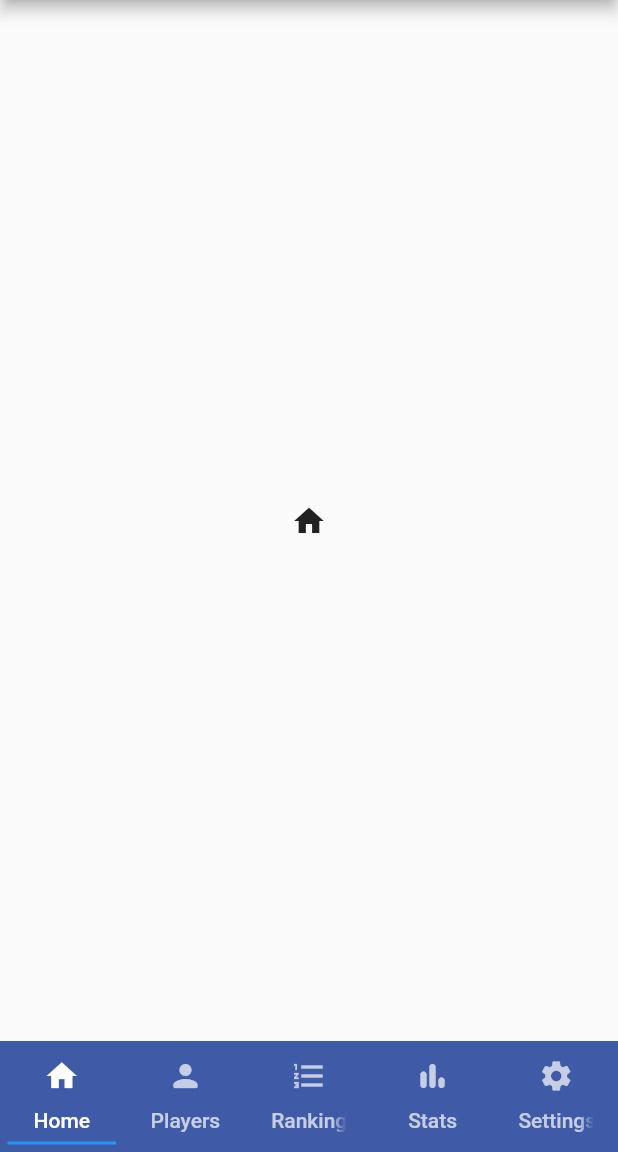
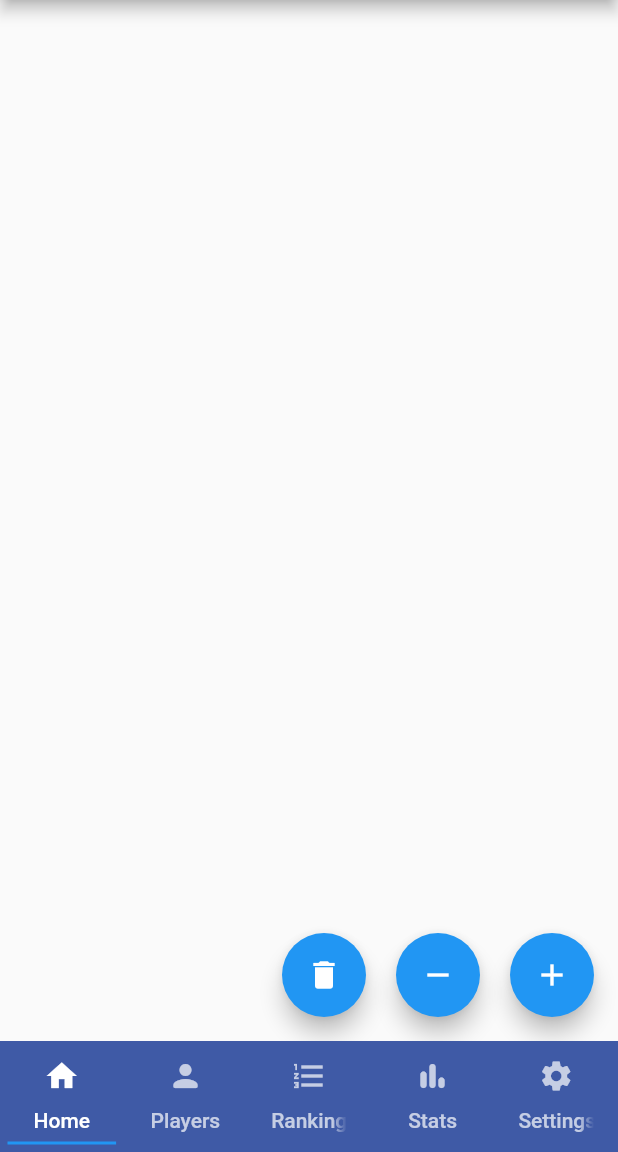
Before and after one commit to davepruitt/ScoreKeeper_Flutter, a Flutter app: the screen it shows after launch, on a phone screen of 412 x 824 dp, the part 84-1236 px from its top. Run offline on Flutter 3.47's test engine with Material 2 defaults, Android fonts, the phone set to English and light mode, and no system bars.

Commit message:
Working on the sub-page which is meant for users to add new rounds to the game. The UI is mostly complete. I just need to finish adding the section which assigns the score per player.

```diff
--- a/score_keeper_flutter/analysis_options.yaml
+++ b/score_keeper_flutter/analysis_options.yaml
@@ -22,6 +22,7 @@ linter:
   # `// ignore_for_file: name_of_lint` syntax on the line or in the file
   # producing the lint.
   rules:
+    non_constant_identifier_names: false
     # avoid_print: false  # Uncomment to disable the `avoid_print` rule
     # prefer_single_quotes: true  # Uncomment to enable the `prefer_single_quotes` rule
 
--- a/score_keeper_flutter/lib/main.dart
+++ b/score_keeper_flutter/lib/main.dart
@@ -1,4 +1,5 @@
 import 'package:flutter/material.dart';
+import 'pages/page_home.dart';
 import 'pages/page_players.dart';
 
 void main()
@@ -29,8 +30,8 @@ class MyApp extends StatelessWidget
                     bottomNavigationBar: tab_menu(),
                     body: TabBarView(
                         children: [
-                            Container(child: Icon(Icons.home)),
-                            Container(child: Page_Players(title: "Players Page Title")),
+                            Container(child: Page_Home(title: "Main Page")),
+                            Container(child: Page_Players(title: "Players Page")),
                             Container(child: Icon(Icons.format_list_numbered)),
                             Container(child: Icon(Icons.bar_chart_rounded)),
                             Container(child: Icon(Icons.settings)),
@@ -44,8 +45,8 @@ class MyApp extends StatelessWidget
     Widget tab_menu ()
     {
         return Container(
-            color: Color(0xFF3F5AA6),
-            child: TabBar(
+            color: const Color(0xFF3F5AA6),
+            child: const TabBar(
                 labelColor: Colors.white,
                 unselectedLabelColor: Colors.white70,
                 indicatorSize: TabBarIndicatorSize.tab,
@@ -62,31 +63,3 @@ class MyApp extends StatelessWidget
         );
     }
 }
-
-class MyHomePage extends StatefulWidget
-{
-    const MyHomePage({Key? key, required this.title}) : super(key: key);
-    final String title;
-
-    @override
-    State<MyHomePage> createState() => _MyHomePageState();
-}
-
-class _MyHomePageState extends State<MyHomePage>
-{
-    @override
-    Widget build(BuildContext context)
-    {
-        return Scaffold(
-            appBar: AppBar(title: Text(widget.title)),
-            body: Center(
-                child: Column(
-                    mainAxisAlignment: MainAxisAlignment.center,
-                    children: <Widget>[
-                        const Text('You have pushed the button this many times:'),
-                        ],
-                ),
-            )
-        );
-    }
-}
--- a/score_keeper_flutter/lib/pages/page_home.dart
+++ b/score_keeper_flutter/lib/pages/page_home.dart
@@ -0,0 +1,84 @@
+import 'package:flutter/material.dart';
+import 'package:score_keeper_flutter/pages/subpage_add_new_round.dart';
+import '../model/player.dart';
+import '../model/globals.dart' as globals;
+
+class Page_Home extends StatefulWidget
+{
+    const Page_Home({Key? key, required this.title}) : super(key: key);
+
+    final String title;
+
+    @override
+    State<Page_Home> createState() => Page_Home_State();
+}
+
+class Page_Home_State extends State<Page_Home>
+{
+    void ask_user_about_removal_of_round ()
+    {
+        //empty
+    }
+
+    void ask_user_about_clearing_all_rounds ()
+    {
+        //empty
+    }
+
+    void remove_last_round ()
+    {
+        //empty
+    }
+
+    void clear_all_rounds ()
+    {
+        //empty
+    }
+
+    void add_new_round ()
+    {
+        Navigator.push(
+            context,
+            MaterialPageRoute(builder: (context) => const Subpage_AddNewRound(title: "Add new round"))
+        );
+    }
+
+    @override
+    Widget build(BuildContext context)
+    {
+        //Now create the main UI for the page
+        return Scaffold(
+            body: SingleChildScrollView(
+                child: Column(
+                    mainAxisAlignment: MainAxisAlignment.start,
+                    children: [],
+                ),
+            ),
+            floatingActionButton: Row(
+                mainAxisAlignment: MainAxisAlignment.end,
+                children: [
+                    FloatingActionButton(
+                        heroTag: "clear_rounds_button",
+                        onPressed: ask_user_about_clearing_all_rounds,
+                        tooltip: 'Clear all rounds',
+                        child: const Icon(Icons.delete),
+                    ),
+                    SizedBox(width:20),
+                    FloatingActionButton(
+                        heroTag: "remove_round_button",
+                        onPressed: ask_user_about_removal_of_round,
+                        tooltip: 'Remove most recent round',
+                        child: const Icon(Icons.remove)
+                    ),
+                    SizedBox(width: 20),
+                    FloatingActionButton(
+                        heroTag: "add_round_button",
+                        onPressed: add_new_round,
+                        tooltip: 'Add a new round',
+                        child: const Icon(Icons.add),
+                    )
+                ]
+            ),
+        );
+    }
+}
--- a/score_keeper_flutter/lib/pages/page_players.dart
+++ b/score_keeper_flutter/lib/pages/page_players.dart
@@ -115,7 +115,7 @@ class Page_Players_State extends State<Page_Players>
                 children: [
                     FloatingActionButton(
                         onPressed: clear_players,
-                        tooltip: 'Clear al players',
+                        tooltip: 'Clear all players',
                         child: const Icon(Icons.delete),
                     ),
                     SizedBox(width: 20),
```
Also changed, not shown: score_keeper_flutter/lib/pages/subpage_add_new_round.dart (added, +145 -0 lines).
